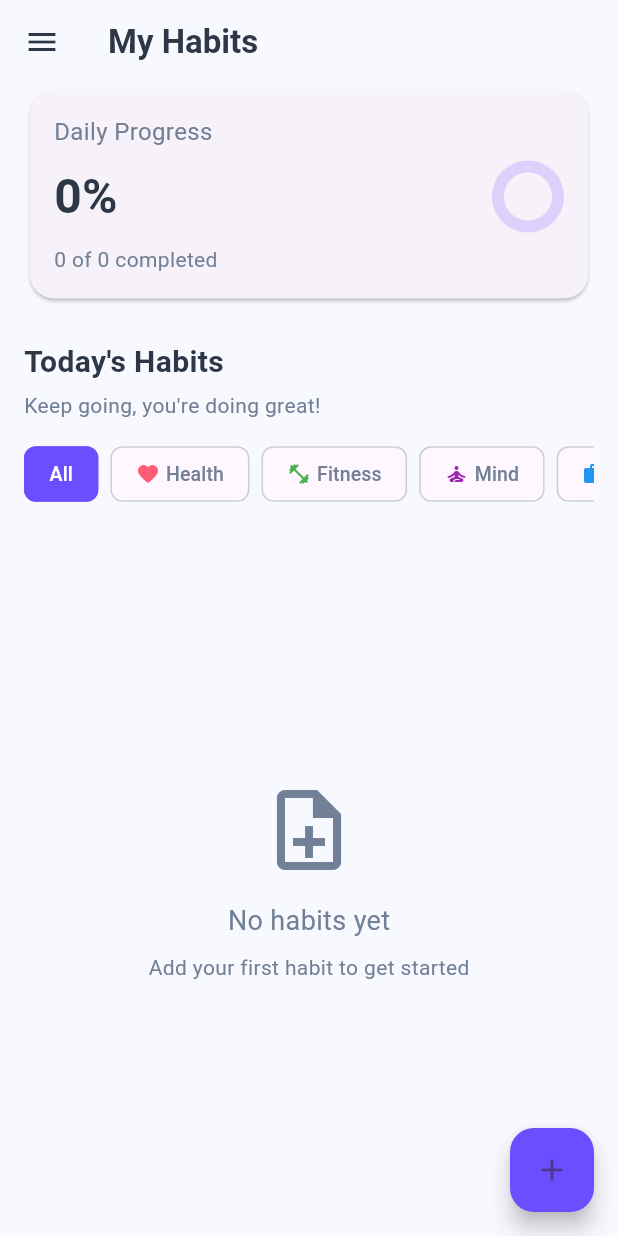
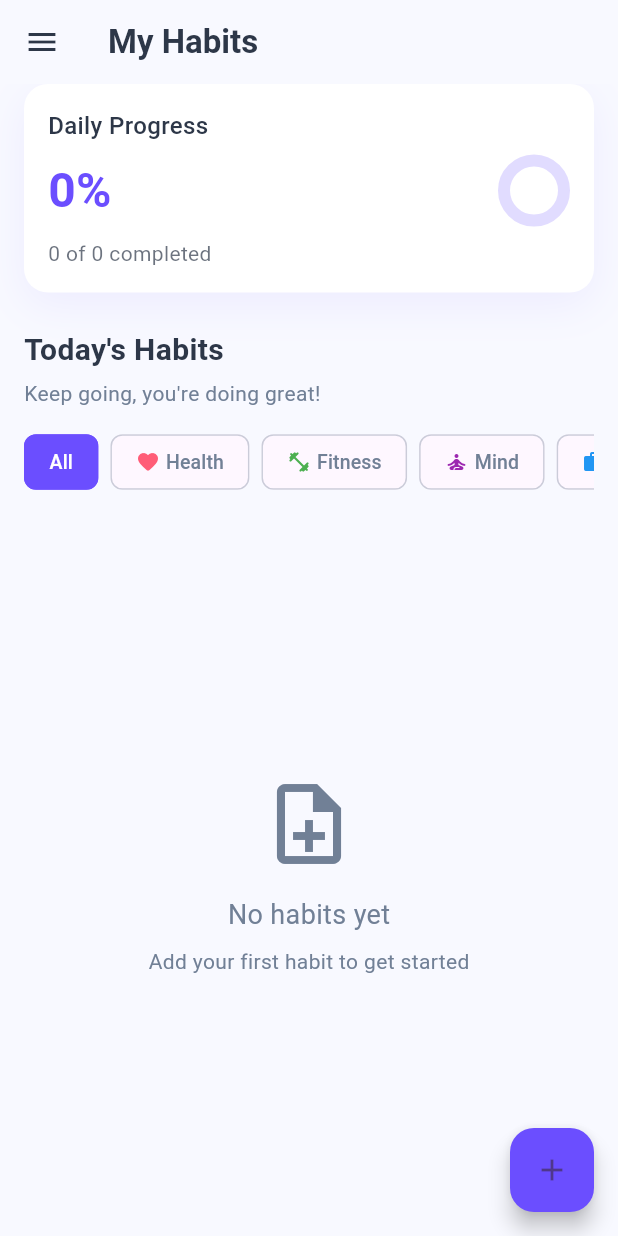
Before and after one commit to OvidiuTo/Progressly, a Flutter app: the screen it shows once a user with an empty profile is signed in, on a phone screen of 412 x 824 dp. Run offline on Flutter 3.47's test engine with Material 3 defaults, Android fonts, the phone set to English and light mode, and no system bars; our stand-ins replace animate_do, cloud_firestore, firebase_auth, firebase_core, lottie; accounts and stored records are empty.

Commit message:
update card color

```diff
--- a/lib/main.dart
+++ b/lib/main.dart
@@ -17,6 +17,7 @@ class MyApp extends StatelessWidget {
   @override
   Widget build(BuildContext context) {
     return MaterialApp(
+      debugShowCheckedModeBanner: false,
       title: 'Habit Tracker',
       theme: ThemeData(
         primarySwatch: Colors.deepPurple,
--- a/lib/screens/home_page.dart
+++ b/lib/screens/home_page.dart
@@ -135,9 +135,17 @@ class _HomePageState extends State<HomePage> {
 
     return Padding(
       padding: const EdgeInsets.symmetric(horizontal: 16),
-      child: Card(
-        shape: RoundedRectangleBorder(
+      child: Container(
+        decoration: BoxDecoration(
+          color: Colors.white,
           borderRadius: BorderRadius.circular(16),
+          boxShadow: [
+            BoxShadow(
+              color: AppColors.primary.withOpacity(0.08),
+              blurRadius: 24,
+              offset: const Offset(0, 8),
+            ),
+          ],
         ),
         child: Padding(
           padding: const EdgeInsets.all(16),
@@ -147,8 +155,9 @@ class _HomePageState extends State<HomePage> {
               const Text(
                 'Daily Progress',
                 style: TextStyle(
-                  color: AppColors.textSecondary,
+                  color: AppColors.textPrimary,
                   fontSize: 16,
+                  fontWeight: FontWeight.w500,
                 ),
               ),
               const SizedBox(height: 8),
@@ -156,8 +165,8 @@ class _HomePageState extends State<HomePage> {
                 children: [
                   Text(
                     '${progress.toInt()}%',
-                    style: const TextStyle(
-                      color: AppColors.textPrimary,
+                    style: TextStyle(
+                      color: AppColors.primary,
                       fontSize: 32,
                       fontWeight: FontWeight.bold,
                     ),
@@ -177,8 +186,8 @@ class _HomePageState extends State<HomePage> {
               const SizedBox(height: 8),
               Text(
                 '$completedHabits of $totalHabits completed',
-                style: const TextStyle(
-                  color: AppColors.textSecondary,
+                style: TextStyle(
+                  color: AppColors.textPrimary.withOpacity(0.7),
                   fontSize: 14,
                 ),
               ),
```
